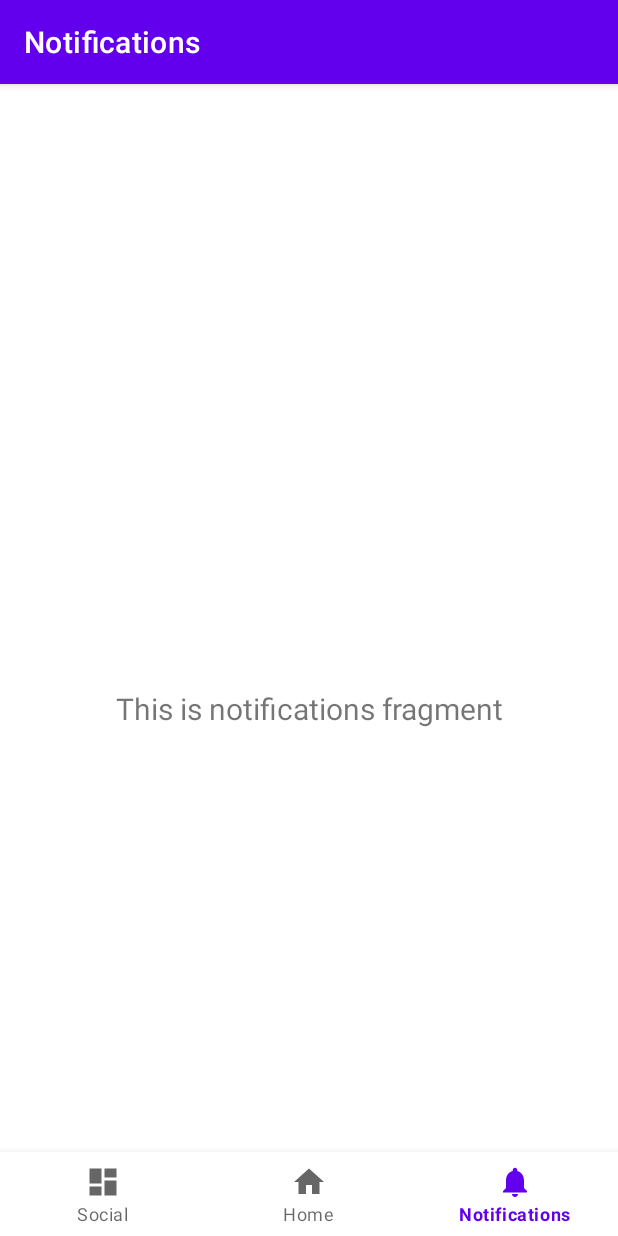
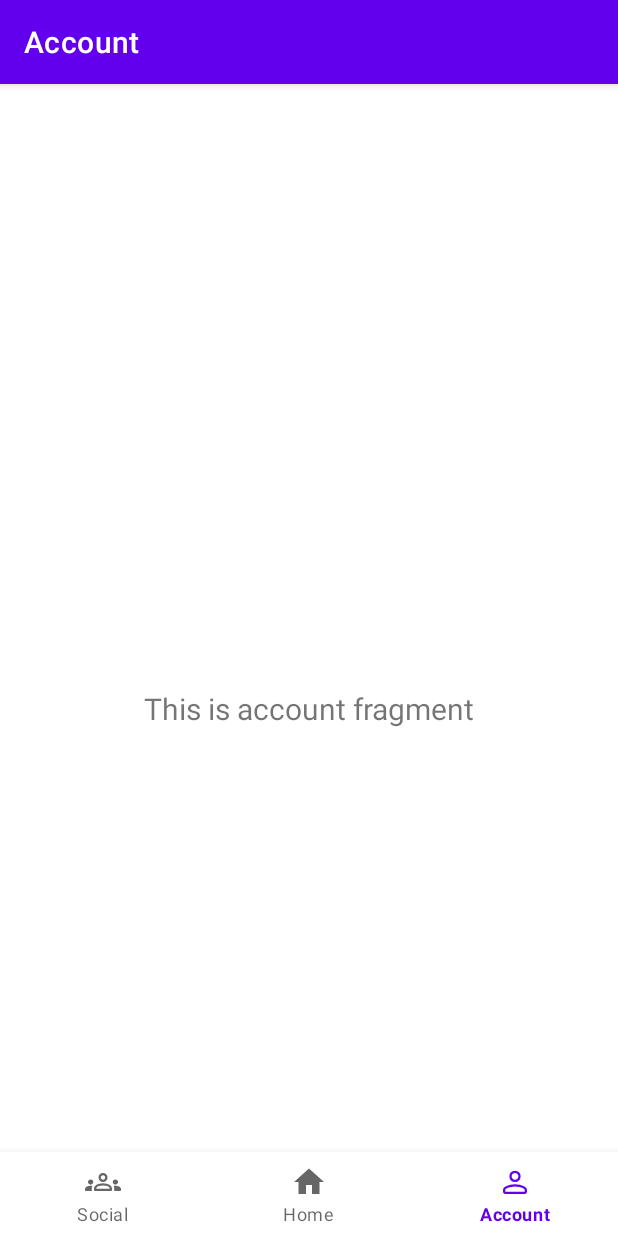
Before and after one commit to Andresrocks2/Carbon-Footprint-App, an Android app: the screen it shows after launch (MainActivity), item 3 of the bottom bar chosen, on a phone screen of 412 x 824 dp. Run offline under Robolectric (Android 15) with nearby library versions, the phone set to English and light mode, and no system bars; our stand-ins replace navigation-ui.

Commit message:
bottom navigation bar finalized

```diff
--- a/src/app/src/main/java/com/example/myfootprint/MainActivity.java
+++ b/src/app/src/main/java/com/example/myfootprint/MainActivity.java
@@ -27,7 +27,7 @@ public class MainActivity extends AppCompatActivity {
         // Passing each menu ID as a set of Ids because each
         // menu should be considered as top level destinations.
         AppBarConfiguration appBarConfiguration = new AppBarConfiguration.Builder(
-                R.id.navigation_home, R.id.navigation_social, R.id.navigation_notifications)
+                R.id.navigation_home, R.id.navigation_social, R.id.navigation_account)
                 .build();
         NavController navController = Navigation.findNavController(this, R.id.nav_host_fragment_activity_main);
         NavigationUI.setupActionBarWithNavController(this, navController, appBarConfiguration);
--- /dev/null
+++ b/src/app/src/main/java/com/example/myfootprint/ui/account/AccountFragment.java
@@ -0,0 +1,37 @@
+package com.example.myfootprint.ui.account;
+
+import android.os.Bundle;
+import android.view.LayoutInflater;
+import android.view.View;
+import android.view.ViewGroup;
+import android.widget.TextView;
+
+import androidx.annotation.NonNull;
+import androidx.fragment.app.Fragment;
+import androidx.lifecycle.ViewModelProvider;
+
+import com.example.myfootprint.databinding.FragmentAccountBinding;
+
+public class AccountFragment extends Fragment {
+
+    private FragmentAccountBinding binding;
+
+    public View onCreateView(@NonNull LayoutInflater inflater,
+                             ViewGroup container, Bundle savedInstanceState) {
+        AccountViewModel accountViewModel =
+                new ViewModelProvider(this).get(AccountViewModel.class);
+
+        binding = FragmentAccountBinding.inflate(inflater, container, false);
+        View root = binding.getRoot();
+
+        final TextView textView = binding.textAccount;
+        accountViewModel.getText().observe(getViewLifecycleOwner(), textView::setText);
+        return root;
+    }
+
+    @Override
+    public void onDestroyView() {
+        super.onDestroyView();
+        binding = null;
+    }
+}
--- a/src/app/src/main/java/com/example/myfootprint/ui/notifications/NotificationsViewModel.java
+++ b/src/app/src/main/java/com/example/myfootprint/ui/account/AccountViewModel.java
@@ -1,16 +1,16 @@
-package com.example.myfootprint.ui.notifications;
+package com.example.myfootprint.ui.account;
 
 import androidx.lifecycle.LiveData;
 import androidx.lifecycle.MutableLiveData;
 import androidx.lifecycle.ViewModel;
 
-public class NotificationsViewModel extends ViewModel {
+public class AccountViewModel extends ViewModel {
 
     private final MutableLiveData<String> mText;
 
-    public NotificationsViewModel() {
+    public AccountViewModel() {
         mText = new MutableLiveData<>();
-        mText.setValue("This is notifications fragment");
+        mText.setValue("This is account fragment");
     }
 
     public LiveData<String> getText() {
--- a/src/app/src/main/java/com/example/myfootprint/ui/notifications/NotificationsFragment.java
+++ /dev/null
@@ -1,37 +0,0 @@
-package com.example.myfootprint.ui.notifications;
-
-import android.os.Bundle;
-import android.view.LayoutInflater;
-import android.view.View;
-import android.view.ViewGroup;
-import android.widget.TextView;
-
-import androidx.annotation.NonNull;
-import androidx.fragment.app.Fragment;
-import androidx.lifecycle.ViewModelProvider;
-
-import com.example.myfootprint.databinding.FragmentNotificationsBinding;
-
-public class NotificationsFragment extends Fragment {
-
-    private FragmentNotificationsBinding binding;
-
-    public View onCreateView(@NonNull LayoutInflater inflater,
-                             ViewGroup container, Bundle savedInstanceState) {
-        NotificationsViewModel notificationsViewModel =
-                new ViewModelProvider(this).get(NotificationsViewModel.class);
-
-        binding = FragmentNotificationsBinding.inflate(inflater, container, false);
-        View root = binding.getRoot();
-
-        final TextView textView = binding.textNotifications;
-        notificationsViewModel.getText().observe(getViewLifecycleOwner(), textView::setText);
-        return root;
-    }
-
-    @Override
-    public void onDestroyView() {
-        super.onDestroyView();
-        binding = null;
-    }
-}
--- /dev/null
+++ b/src/app/src/main/res/drawable/ic_account_black_24dp.xml
@@ -0,0 +1,9 @@
+<vector xmlns:android="http://schemas.android.com/apk/res/android"
+    android:width="24dp"
+    android:height="24dp"
+    android:viewportWidth="48.0"
+    android:viewportHeight="48.0">
+    <path
+        android:fillColor="#FF000000"
+        android:pathData="M24 23.95q-3.3 0-5.4-2.1-2.1-2.1-2.1-5.4 0-3.3 2.1-5.4 2.1-2.1 5.4-2.1 3.3 0 5.4 2.1 2.1 2.1 2.1 5.4 0 3.3-2.1 5.4-2.1 2.1-5.4 2.1ZM37 40H11q-1.25 0-2.125-.875T8 37v-1.7q0-1.9.95-3.25T11.4 30q3.35-1.5 6.425-2.25Q20.9 27 24 27q3.1 0 6.15.775 3.05.775 6.4 2.225 1.55.7 2.5 2.05.95 1.35.95 3.25V37q0 1.25-.875 2.125T37 40Zm-26-3h26v-1.7q0-.8-.475-1.525-.475-.725-1.175-1.075-3.2-1.55-5.85-2.125Q26.85 30 24 30t-5.55.575q-2.7.575-5.85 2.125-.7.35-1.15 1.075Q11 34.5 11 35.3Zm13-16.05q1.95 0 3.225-1.275Q28.5 18.4 28.5 16.45q0-1.95-1.275-3.225Q25.95 11.95 24 11.95q-1.95 0-3.225 1.275Q19.5 14.5 19.5 16.45q0 1.95 1.275 3.225Q22.05 20.95 24 20.95Zm0-4.5ZM24 37Z" />
+</vector>
--- a/src/app/src/main/res/drawable/ic_notifications_black_24dp.xml
+++ /dev/null
@@ -1,9 +0,0 @@
-<vector xmlns:android="http://schemas.android.com/apk/res/android"
-    android:width="24dp"
-    android:height="24dp"
-    android:viewportWidth="24.0"
-    android:viewportHeight="24.0">
-    <path
-        android:fillColor="#FF000000"
-        android:pathData="M12,22c1.1,0 2,-0.9 2,-2h-4c0,1.1 0.89,2 2,2zM18,16v-5c0,-3.07 -1.64,-5.64 -4.5,-6.32L13.5,4c0,-0.83 -0.67,-1.5 -1.5,-1.5s-1.5,0.67 -1.5,1.5v0.68C7.63,5.36 6,7.92 6,11v5l-2,2v1h16v-1l-2,-2z" />
-</vector>
--- a/src/app/src/main/res/drawable/ic_social_black_24dp.xml
+++ b/src/app/src/main/res/drawable/ic_social_black_24dp.xml
@@ -1,9 +1,9 @@
 <vector xmlns:android="http://schemas.android.com/apk/res/android"
     android:width="24dp"
     android:height="24dp"
-    android:viewportWidth="24.0"
-    android:viewportHeight="24.0">
+    android:viewportWidth="48.0"
+    android:viewportHeight="48.0">
     <path
         android:fillColor="#FF000000"
-        android:pathData="M3,13h8L11,3L3,3v10zM3,21h8v-6L3,15v6zM13,21h8L21,11h-8v10zM13,3v6h8L21,3h-8z" />
+        android:pathData="M1.5 36q-.65 0-1.075-.425Q0 35.15 0 34.5v-1.15q0-1.95 2.075-3.15T7.5 29q.6 0 1.175.025.575.025 1.125.125-.4.85-.6 1.75-.2.9-.2 1.9V36Zm12 0q-.65 0-1.075-.425Q12 35.15 12 34.5v-1.7q0-3.25 3.325-5.275Q18.65 25.5 24 25.5q5.4 0 8.7 2.025Q36 29.55 36 32.8v1.7q0 .65-.425 1.075Q35.15 36 34.5 36ZM39 36v-3.2q0-1-.2-1.9-.2-.9-.6-1.75.55-.1 1.125-.125Q39.9 29 40.5 29q3.35 0 5.425 1.2Q48 31.4 48 33.35v1.15q0 .65-.425 1.075Q47.15 36 46.5 36Zm-15-7.5q-4.05 0-6.525 1.225Q15 30.95 15 32.8v.2h18v-.25q0-1.8-2.475-3.025Q28.05 28.5 24 28.5Zm-16.5-1q-1.45 0-2.475-1.025Q4 25.45 4 24q0-1.45 1.025-2.475Q6.05 20.5 7.5 20.5q1.45 0 2.475 1.025Q11 22.55 11 24q0 1.45-1.025 2.475Q8.95 27.5 7.5 27.5Zm33 0q-1.45 0-2.475-1.025Q37 25.45 37 24q0-1.45 1.025-2.475Q39.05 20.5 40.5 20.5q1.45 0 2.475 1.025Q44 22.55 44 24q0 1.45-1.025 2.475Q41.95 27.5 40.5 27.5ZM24 24q-2.5 0-4.25-1.75T18 18q0-2.5 1.75-4.25T24 12q2.5 0 4.25 1.75T30 18q0 2.5-1.75 4.25T24 24Zm0-9q-1.25 0-2.125.85T21 18q0 1.25.875 2.125T24 21q1.3 0 2.15-.875Q27 19.25 27 18q0-1.3-.85-2.15Q25.3 15 24 15Zm0 18Zm0-15Z" />
 </vector>
--- a/src/app/src/main/res/layout/fragment_notifications.xml
+++ b/src/app/src/main/res/layout/fragment_account.xml
@@ -4,10 +4,10 @@
     xmlns:tools="http://schemas.android.com/tools"
     android:layout_width="match_parent"
     android:layout_height="match_parent"
-    tools:context=".ui.notifications.NotificationsFragment">
+    tools:context=".ui.account.AccountFragment">
 
     <TextView
-        android:id="@+id/text_notifications"
+        android:id="@+id/text_account"
         android:layout_width="match_parent"
         android:layout_height="wrap_content"
         android:layout_marginStart="8dp"
--- a/src/app/src/main/res/menu/bottom_nav_menu.xml
+++ b/src/app/src/main/res/menu/bottom_nav_menu.xml
@@ -11,8 +11,8 @@
         android:icon="@drawable/ic_home_black_24dp"
         android:title="@string/title_home" />
     <item
-        android:id="@+id/navigation_notifications"
-        android:icon="@drawable/ic_notifications_black_24dp"
-        android:title="@string/title_notifications" />
+        android:id="@+id/navigation_account"
+        android:icon="@drawable/ic_account_black_24dp"
+        android:title="@string/title_account" />
 
 </menu>
--- a/src/app/src/main/res/navigation/mobile_navigation.xml
+++ b/src/app/src/main/res/navigation/mobile_navigation.xml
@@ -18,8 +18,8 @@
         tools:layout="@layout/fragment_social" />
 
     <fragment
-        android:id="@+id/navigation_notifications"
-        android:name="com.example.myfootprint.ui.notifications.NotificationsFragment"
-        android:label="@string/title_notifications"
-        tools:layout="@layout/fragment_notifications" />
+        android:id="@+id/navigation_account"
+        android:name="com.example.myfootprint.ui.account.AccountFragment"
+        android:label="@string/title_account"
+        tools:layout="@layout/fragment_account" />
 </navigation>
--- a/src/app/src/main/res/values/strings.xml
+++ b/src/app/src/main/res/values/strings.xml
@@ -2,5 +2,5 @@
     <string name="app_name">My Footprint</string>
     <string name="title_home">Home</string>
     <string name="title_social">Social</string>
-    <string name="title_notifications">Notifications</string>
+    <string name="title_account">Account</string>
 </resources>
```
